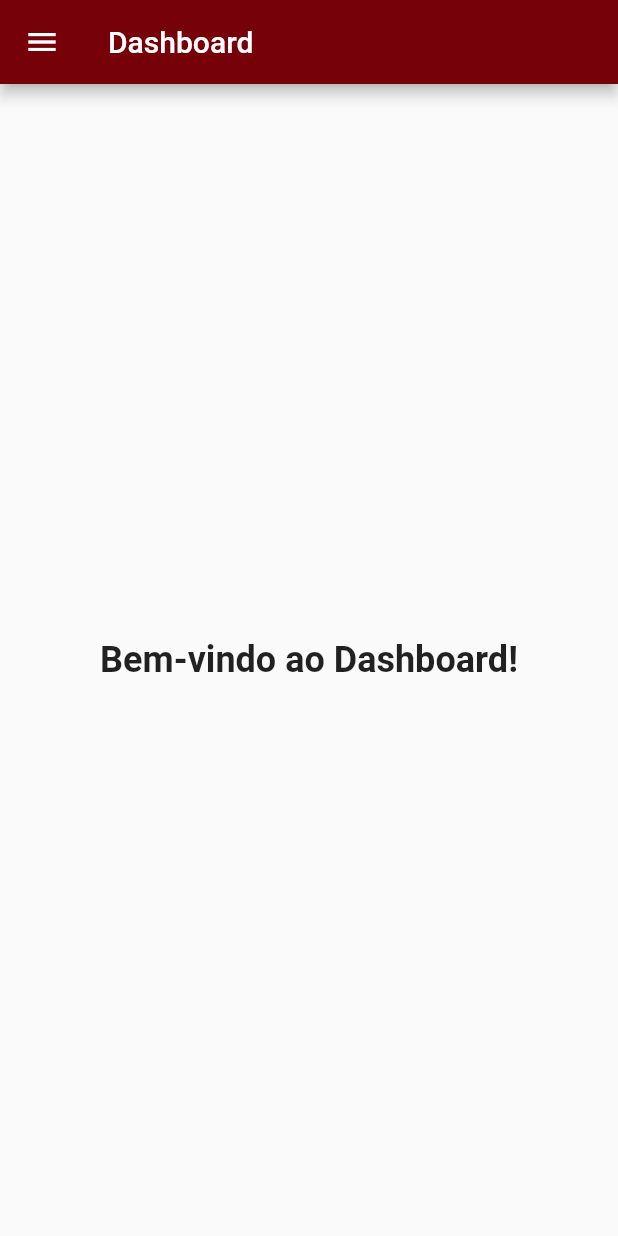
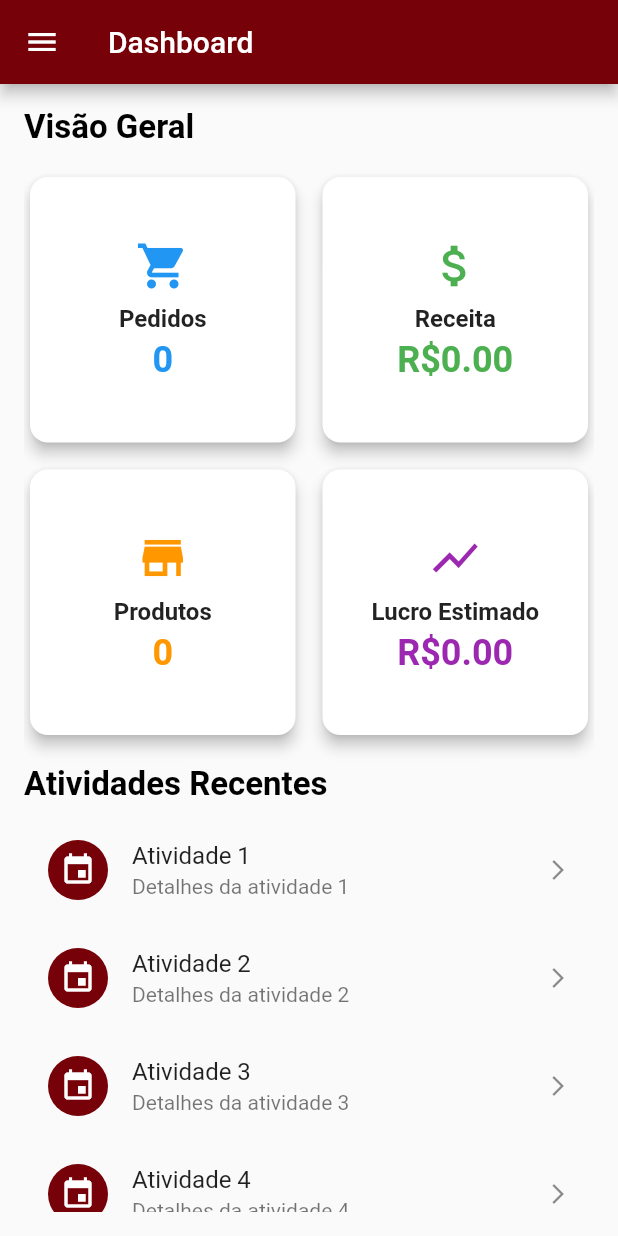
Before and after one commit to juliaelizaps/Food-Truck-manager, a Flutter app: the DashboardPage screen opened by its route, on a phone screen of 412 x 824 dp. Run offline on Flutter 3.47's test engine with Material 2 defaults, Android fonts, the phone set to English and light mode, and no system bars; our stand-ins replace animate_do, cloud_firestore, firebase_core, font_awesome_flutter, material_design_icons_flutter; accounts and stored records are empty.

Commit message:
dashboard feito

```diff
--- a/lib/src/modules/dashboard/page/dashboard_page.dart
+++ b/lib/src/modules/dashboard/page/dashboard_page.dart
@@ -1,27 +1,222 @@
+import 'package:cloud_firestore/cloud_firestore.dart';
 import 'package:flutter/material.dart';
+import 'package:gf/src/shared/colors/colors.dart';
+import 'package:gf/src/shared/components/sideBar.dart';
 
-import '../../../shared/components/sideBar.dart';
+class DashboardPage extends StatefulWidget {
+  const DashboardPage({Key? key}) : super(key: key);
 
-class DashboardPage extends StatelessWidget {
-  const DashboardPage({Key? key}) : super(key: key);
+  @override
+  _DashboardPageState createState() => _DashboardPageState();
+}
+
+class _DashboardPageState extends State<DashboardPage> {
+  int totalOrders = 0;
+  double revenue = 0.0;
+  int products = 0;
+  double profit = 0.0; // Adicionando um campo para lucro.
+
+  final FirebaseFirestore _firestore = FirebaseFirestore.instance;
+
+  @override
+  void initState() {
+    super.initState();
+    _getDataFromFirebase();
+    _listenToOrders();
+  }
+
+  Future<void> _getDataFromFirebase() async {
+    try {
+      var ordersSnapshot = await _firestore.collection('Pedidos').get();
+      double totalRevenue = 0.0;
+      int orderCount = ordersSnapshot.size;
+
+      for (var orderDoc in ordersSnapshot.docs) {
+        var orderData = orderDoc.data();
+        var productsList = orderData['products'] as List<dynamic>;
+
+        double orderTotal = 0.0;
+        for (var product in productsList) {
+          var price = product['price']?.toDouble() ?? 0.0;
+          orderTotal += price;
+        }
+
+        totalRevenue += orderTotal;
+      }
+
+      var productsSnapshot = await _firestore.collection('Produtos').get();
+      int productCount = productsSnapshot.size;
+
+      // Simulação de cálculo de lucro.
+      double simulatedProfit = totalRevenue * 0.3;
+
+      setState(() {
+        revenue = totalRevenue;
+        totalOrders = orderCount;
+        products = productCount;
+        profit = simulatedProfit;
+      });
+    } catch (e) {
+      print('Erro ao buscar dados do Firebase: $e');
+    }
+  }
+
+  void _listenToOrders() {
+    _firestore.collection('Pedidos').snapshots().listen((snapshot) {
+      double totalRevenue = 0.0;
+      int orderCount = snapshot.size;
+
+      for (var orderDoc in snapshot.docs) {
+        var orderData = orderDoc.data();
+        var productsList = orderData['products'] as List<dynamic>;
+
+        double orderTotal = 0.0;
+        for (var product in productsList) {
+          var price = product['price']?.toDouble() ?? 0.0;
+          orderTotal += price;
+        }
+
+        totalRevenue += orderTotal;
+      }
+
+      // Simulação de cálculo de lucro.
+      double simulatedProfit = totalRevenue * 0.3;
+
+      setState(() {
+        revenue = totalRevenue;
+        totalOrders = orderCount;
+        profit = simulatedProfit;
+      });
+    });
+  }
 
   @override
   Widget build(BuildContext context) {
     return Scaffold(
       appBar: AppBar(
         title: const Text('Dashboard'),
-        actions: [
-
-        ],
       ),
-      drawer:const SideBar(),
-      body: const Center(
-        child: Text(
-          'Bem-vindo ao Dashboard!',
-          style: TextStyle(fontSize: 24, fontWeight: FontWeight.bold),
-
+      drawer: const SideBar(),
+      body: Padding(
+        padding: const EdgeInsets.all(16.0),
+        child: SingleChildScrollView(
+          child: Column(
+            crossAxisAlignment: CrossAxisAlignment.start,
+            children: [
+              const Text(
+                'Visão Geral',
+                style: TextStyle(
+                  fontSize: 22,
+                  fontWeight: FontWeight.bold,
+                  color: Colors.black,
+                ),
+              ),
+              const SizedBox(height: 16),
+              GridView.count(
+                crossAxisCount: 2,
+                crossAxisSpacing: 10,
+                mainAxisSpacing: 10,
+                shrinkWrap: true,
+                physics: const NeverScrollableScrollPhysics(),
+                children: [
+                  _buildDashboardCard(
+                    title: 'Pedidos',
+                    value: totalOrders.toString(),
+                    icon: Icons.shopping_cart,
+                    color: Colors.blue,
+                  ),
+                  _buildDashboardCard(
+                    title: 'Receita',
+                    value: 'R\$${revenue.toStringAsFixed(2)}',
+                    icon: Icons.attach_money,
+                    color: Colors.green,
+                  ),
+                  _buildDashboardCard(
+                    title: 'Produtos',
+                    value: products.toString(),
+                    icon: Icons.store,
+                    color: Colors.orange,
+                  ),
+                  _buildDashboardCard(
+                    title: 'Lucro Estimado',
+                    value: 'R\$${profit.toStringAsFixed(2)}',
+                    icon: Icons.show_chart,
+                    color: Colors.purple,
+                  ),
+                ],
+              ),
+              const SizedBox(height: 16),
+              const Text(
+                'Atividades Recentes',
+                style: TextStyle(
+                  fontSize: 22,
+                  fontWeight: FontWeight.bold,
+                  color: Colors.black,
+                ),
+              ),
+              const SizedBox(height: 8),
+              _buildActivityList(),
+            ],
+          ),
         ),
       ),
     );
   }
+
+  Widget _buildDashboardCard({
+    required String title,
+    required String value,
+    required IconData icon,
+    required Color color,
+  }) {
+    return Card(
+      elevation: 4,
+      shape: RoundedRectangleBorder(borderRadius: BorderRadius.circular(12)),
+      child: Padding(
+        padding: const EdgeInsets.all(16.0),
+        child: Column(
+          mainAxisAlignment: MainAxisAlignment.center,
+          children: [
+            Icon(icon, size: 36, color: color),
+            const SizedBox(height: 8),
+            Text(
+              title,
+              style: const TextStyle(
+                fontSize: 16,
+                fontWeight: FontWeight.w600,
+              ),
+            ),
+            const SizedBox(height: 4),
+            Text(
+              value,
+              style: TextStyle(
+                fontSize: 24,
+                fontWeight: FontWeight.bold,
+                color: color,
+              ),
+            ),
+          ],
+        ),
+      ),
+    );
+  }
+
+  Widget _buildActivityList() {
+    return ListView.builder(
+      shrinkWrap: true,
+      physics: const NeverScrollableScrollPhysics(),
+      itemCount: 5,
+      itemBuilder: (context, index) {
+        return ListTile(
+          leading: CircleAvatar(
+            backgroundColor: AppColors.initialPageBackground,
+            child: const Icon(Icons.event, color: Colors.white),
+          ),
+          title: Text('Atividade ${index + 1}'),
+          subtitle: Text('Detalhes da atividade ${index + 1}'),
+          trailing: const Icon(Icons.arrow_forward_ios, size: 16),
+        );
+      },
+    );
+  }
 }
```
